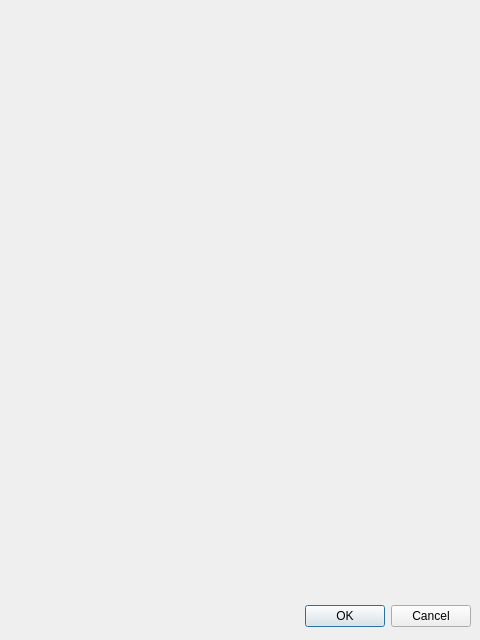
mpustula/NMRCounter, file new_bill.ui: the form before one commit.
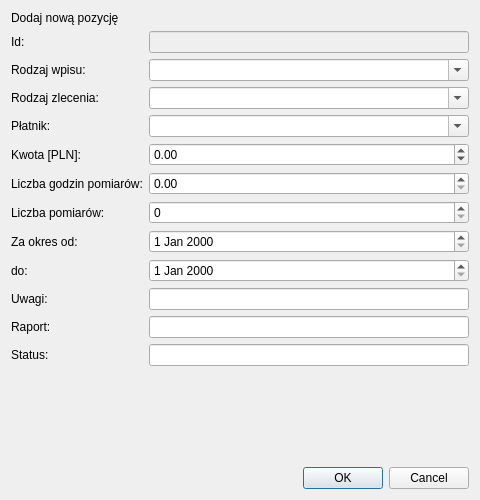
The form after the commit.

The edit to the form file:
```diff
--- a/new_bill.ui
+++ b/new_bill.ui
@@ -1,33 +1,212 @@
 <ui version="4.0" >
  <class>Dialog</class>
- <widget class="QDialog" name="Dialog" >
-  <property name="geometry" >
+ <widget class="QDialog" name="Dialog">
+  <property name="geometry">
    <rect>
     <x>0</x>
     <y>0</y>
     <width>480</width>
-    <height>640</height>
+    <height>500</height>
    </rect>
   </property>
   <property name="windowTitle" >
    <string>Dialog</string>
   </property>
-  <widget class="QDialogButtonBox" name="buttonBox" >
-   <property name="geometry" >
-    <rect>
-     <x>10</x>
-     <y>600</y>
-     <width>461</width>
-     <height>32</height>
-    </rect>
-   </property>
-   <property name="orientation" >
-    <enum>Qt::Horizontal</enum>
-   </property>
-   <property name="standardButtons" >
-    <set>QDialogButtonBox::Cancel|QDialogButtonBox::Ok</set>
-   </property>
-  </widget>
+  <layout class="QVBoxLayout" name="verticalLayout">
+   <item>
+    <layout class="QFormLayout" name="formLayout">
+     <item row="0" column="0" colspan="2">
+      <widget class="QLabel" name="label">
+       <property name="text">
+        <string>Dodaj nową pozycję</string>
+       </property>
+      </widget>
+     </item>
+     <item row="2" column="0">
+      <widget class="QLabel" name="label_2">
+       <property name="text">
+        <string>Rodzaj wpisu:</string>
+       </property>
+      </widget>
+     </item>
+     <item row="2" column="1">
+      <widget class="QComboBox" name="type">
+       <property name="sizePolicy">
+        <sizepolicy hsizetype="Expanding" vsizetype="Fixed">
+         <horstretch>0</horstretch>
+         <verstretch>0</verstretch>
+        </sizepolicy>
+       </property>
+       <property name="editable">
+        <bool>true</bool>
+       </property>
+      </widget>
+     </item>
+     <item row="3" column="0">
+      <widget class="QLabel" name="label_3">
+       <property name="text">
+        <string>Rodzaj zlecenia:</string>
+       </property>
+      </widget>
+     </item>
+     <item row="3" column="1">
+      <widget class="QComboBox" name="zlecenie">
+       <property name="sizePolicy">
+        <sizepolicy hsizetype="Expanding" vsizetype="Fixed">
+         <horstretch>0</horstretch>
+         <verstretch>0</verstretch>
+        </sizepolicy>
+       </property>
+       <property name="editable">
+        <bool>true</bool>
+       </property>
+      </widget>
+     </item>
+     <item row="4" column="0">
+      <widget class="QLabel" name="label_4">
+       <property name="text">
+        <string>Płatnik:</string>
+       </property>
+      </widget>
+     </item>
+     <item row="4" column="1">
+      <widget class="QComboBox" name="platnik">
+       <property name="sizePolicy">
+        <sizepolicy hsizetype="Expanding" vsizetype="Fixed">
+         <horstretch>0</horstretch>
+         <verstretch>0</verstretch>
+        </sizepolicy>
+       </property>
+       <property name="editable">
+        <bool>true</bool>
+       </property>
+      </widget>
+     </item>
+     <item row="5" column="0">
+      <widget class="QLabel" name="label_5">
+       <property name="text">
+        <string>Kwota [PLN]:</string>
+       </property>
+      </widget>
+     </item>
+     <item row="5" column="1">
+      <widget class="QDoubleSpinBox" name="kwota">
+       <property name="suffix">
+        <string/>
+       </property>
+       <property name="minimum">
+        <double>-1000000.000000000000000</double>
+       </property>
+       <property name="maximum">
+        <double>10000000.000000000000000</double>
+       </property>
+      </widget>
+     </item>
+     <item row="6" column="0">
+      <widget class="QLabel" name="label_6">
+       <property name="text">
+        <string>Liczba godzin pomiarów:</string>
+       </property>
+      </widget>
+     </item>
+     <item row="6" column="1">
+      <widget class="QDoubleSpinBox" name="liczba_godzin">
+       <property name="maximum">
+        <double>10000000.000000000000000</double>
+       </property>
+      </widget>
+     </item>
+     <item row="7" column="0">
+      <widget class="QLabel" name="label_7">
+       <property name="text">
+        <string>Liczba pomiarów:</string>
+       </property>
+      </widget>
+     </item>
+     <item row="7" column="1">
+      <widget class="QSpinBox" name="liczba_pomiarow">
+       <property name="maximum">
+        <number>100000000</number>
+       </property>
+      </widget>
+     </item>
+     <item row="8" column="0">
+      <widget class="QLabel" name="label_8">
+       <property name="text">
+        <string>Za okres od:</string>
+       </property>
+      </widget>
+     </item>
+     <item row="8" column="1">
+      <widget class="QDateEdit" name="od"/>
+     </item>
+     <item row="9" column="0">
+      <widget class="QLabel" name="label_9">
+       <property name="text">
+        <string>do:</string>
+       </property>
+      </widget>
+     </item>
+     <item row="9" column="1">
+      <widget class="QDateEdit" name="do_2"/>
+     </item>
+     <item row="10" column="0">
+      <widget class="QLabel" name="label_10">
+       <property name="text">
+        <string>Uwagi:</string>
+       </property>
+      </widget>
+     </item>
+     <item row="10" column="1">
+      <widget class="QLineEdit" name="uwagi"/>
+     </item>
+     <item row="1" column="0">
+      <widget class="QLabel" name="label_11">
+       <property name="text">
+        <string>Id:</string>
+       </property>
+      </widget>
+     </item>
+     <item row="1" column="1">
+      <widget class="QLineEdit" name="id">
+       <property name="enabled">
+        <bool>false</bool>
+       </property>
+      </widget>
+     </item>
+     <item row="11" column="1">
+      <widget class="QLineEdit" name="raport_line"/>
+     </item>
+     <item row="11" column="0">
+      <widget class="QLabel" name="label_12">
+       <property name="text">
+        <string>Raport:</string>
+       </property>
+      </widget>
+     </item>
+     <item row="12" column="1">
+      <widget class="QLineEdit" name="status_line"/>
+     </item>
+     <item row="12" column="0">
+      <widget class="QLabel" name="label_13">
+       <property name="text">
+        <string>Status:</string>
+       </property>
+      </widget>
+     </item>
+    </layout>
+   </item>
+   <item>
+    <widget class="QDialogButtonBox" name="buttonBox">
+     <property name="orientation">
+      <enum>Qt::Horizontal</enum>
+     </property>
+     <property name="standardButtons">
+      <set>QDialogButtonBox::Cancel|QDialogButtonBox::Ok</set>
+     </property>
+    </widget>
+   </item>
+  </layout>
  </widget>
  <resources/>
  <connections>
```
Left out of the diff: 16 changed lines with no effect on the pictures.
